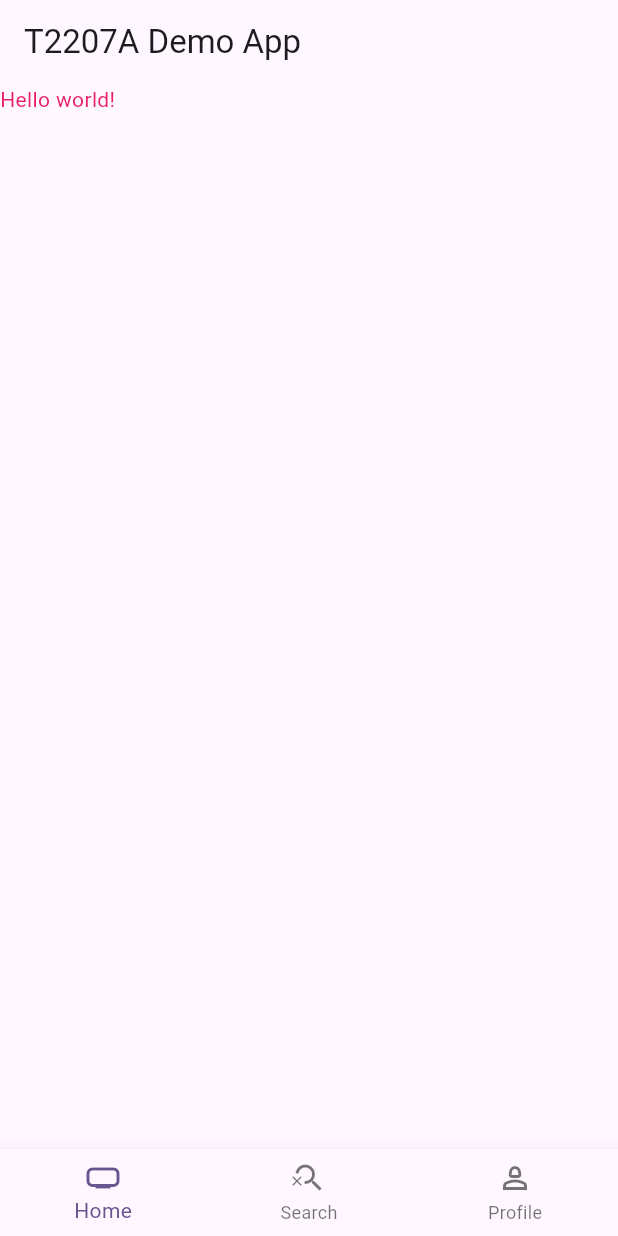
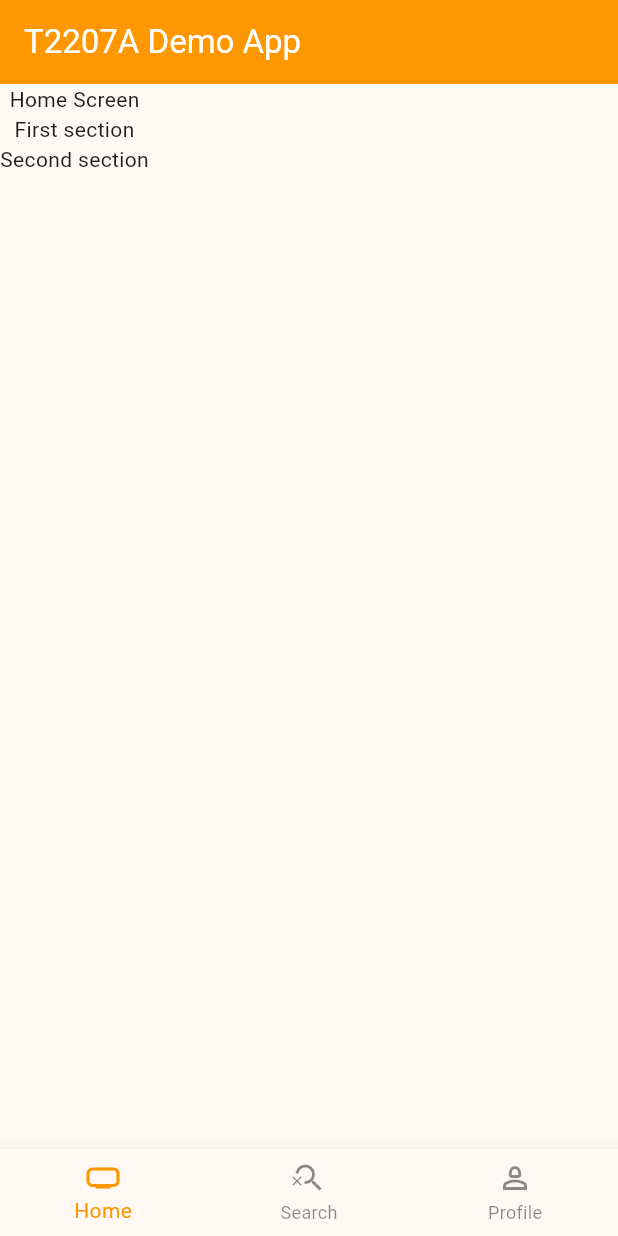
Before and after one commit to me0giazodoi/t2207a_flutter, a Flutter app: the screen it shows after launch, on a phone screen of 412 x 824 dp. Run offline on Flutter 3.47's test engine with Material 3 defaults, Android fonts, the phone set to English and light mode, and no system bars.

Commit message:
Chuyen trang web

```diff
--- a/lib/main.dart
+++ b/lib/main.dart
@@ -14,7 +14,7 @@ class MyApp extends StatelessWidget {
     return MaterialApp(
       title: 'Flutter Demo',
       theme: ThemeData(
-        colorScheme: ColorScheme.fromSeed(seedColor: Colors.deepPurple),
+        colorScheme: ColorScheme.fromSeed(seedColor: Colors.orange),
         useMaterial3: true,
       ),
       home: const MyPage(),
--- a/lib/my_page.dart
+++ b/lib/my_page.dart
@@ -1,24 +1,49 @@
 import 'package:flutter/material.dart';
+import 'package:t2207a_flutter/screen/home/home_screen.dart';
+import 'package:t2207a_flutter/screen/profile/search_screen.dart';
+import 'package:t2207a_flutter/screen/search/profile_screen.dart';
 
-class MyPage extends StatelessWidget{
-  const MyPage({super.key});
+class MyPage extends StatefulWidget{
+  const MyPage({Key? key}) : super(key: key);
+
+  @override
+  _MyPageState createState() => _MyPageState();
+}
+
+class _MyPageState extends State<MyPage>{
+  final List<Widget> _screen =[
+    const HomeScreen(),
+    const SearchScreen(),
+    const ProfileScreen()
+  ];
+  int _selectedIndex = 0;
+
+  _changeTab(int index){
+    setState((){
+      _selectedIndex = index;
+    });
+  }
 
   @override
   Widget build(BuildContext context) {
     return Scaffold(
       // Phan dau
       appBar: AppBar(
-        title: const Text("T2207A Demo App"),
+        title: const Text("T2207A Demo App",
+          style: TextStyle(color: Colors.white),
+        ),
+        backgroundColor: Colors.orange,
       ),
 
       // Phan than
-      body: const Text(
-        "Hello world!",
-        style: TextStyle(color: Colors.pink),
-      ),
+      body: _screen[_selectedIndex],
 
       // Phan cuoi
       bottomNavigationBar: BottomNavigationBar(
+        currentIndex: _selectedIndex,
+        selectedItemColor: Colors.orange,
+        unselectedItemColor: Colors.black45,
+        onTap: (index) => _changeTab(index),
         items: [
           BottomNavigationBarItem(icon: Icon(Icons.home_max_outlined),label: "Home"),
           BottomNavigationBarItem(icon: Icon(Icons.search_off_outlined),label: "Search"),
--- /dev/null
+++ b/lib/screen/home/home_screen.dart
@@ -0,0 +1,16 @@
+import 'package:flutter/cupertino.dart';
+
+class HomeScreen extends StatelessWidget{
+  const HomeScreen({super.key});
+
+  @override
+  Widget build(BuildContext context) {
+    return Column(
+      children: [
+        Text("Home Screen"),
+        Text("First section"),
+        Text("Second section")
+      ],
+    );
+  }
+}
--- /dev/null
+++ b/lib/screen/profile/search_screen.dart
@@ -0,0 +1,16 @@
+import 'package:flutter/cupertino.dart';
+
+class SearchScreen extends StatelessWidget{
+  const SearchScreen({super.key});
+
+  @override
+  Widget build(BuildContext context) {
+    return Column(
+      children: [
+        Text("Search Screen"),
+        Text("First section"),
+        Text("Second section")
+      ],
+    );
+  }
+}
--- /dev/null
+++ b/lib/screen/search/profile_screen.dart
@@ -0,0 +1,16 @@
+import 'package:flutter/cupertino.dart';
+
+class ProfileScreen extends StatelessWidget{
+  const ProfileScreen({super.key});
+
+  @override
+  Widget build(BuildContext context) {
+    return Column(
+      children: [
+        Text("Profile Screen"),
+        Text("First section"),
+        Text("Second section")
+      ],
+    );
+  }
+}
```
